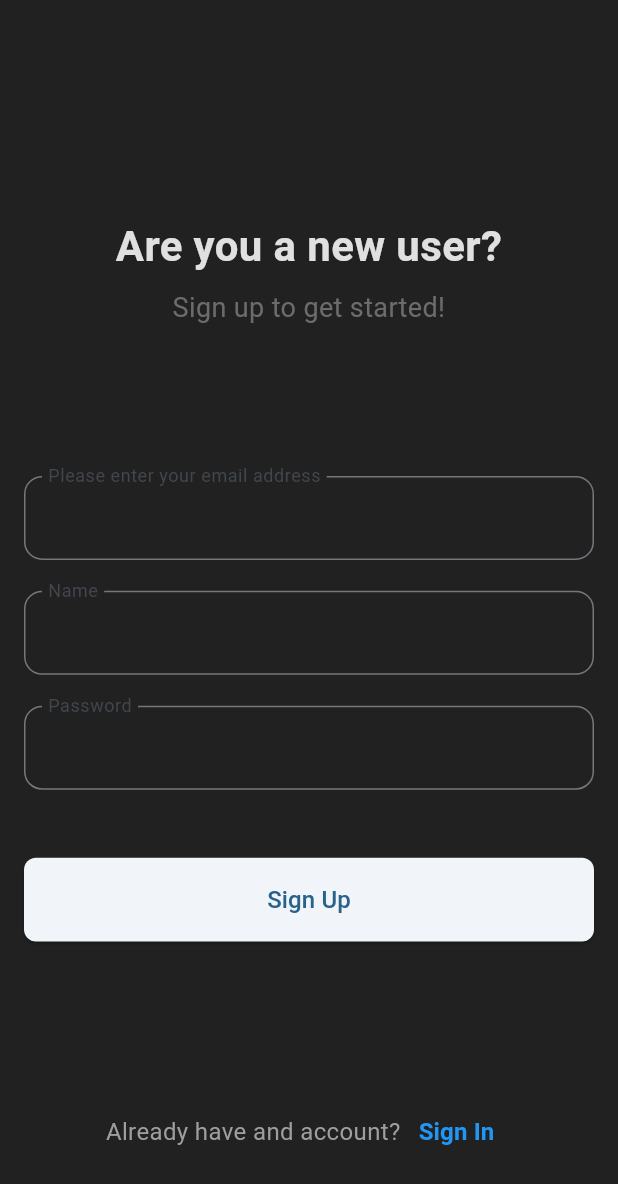
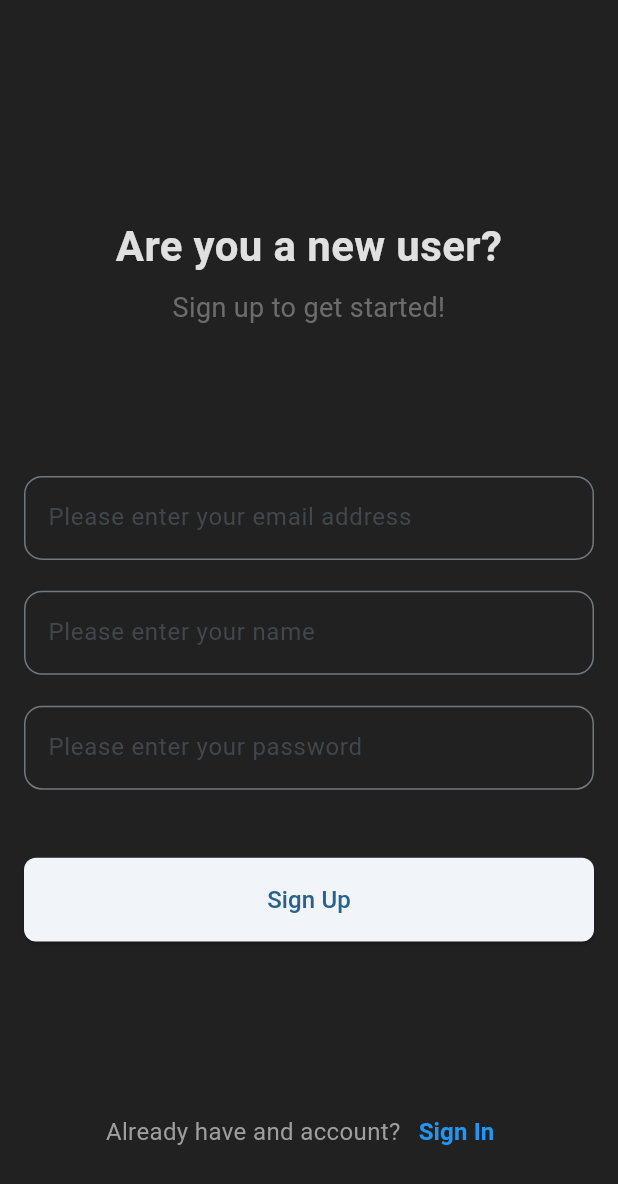
Before and after one commit to melodevv/units_app, a Flutter app: the screen it shows after launch, after a tap on "Sign Up", on a phone screen of 412 x 824 dp. Shown: the top 1184 px of the screen. Run offline on Flutter 3.47's test engine with Material 2 defaults, Android fonts, the phone set to English and light mode, and no system bars; our stand-ins replace tuple; missing offline and left inert: backendless_sdk, shared_preferences_web.

Commit message:
Fix the Backendless DB Creation

```diff
--- a/lib/services/user_service.dart
+++ b/lib/services/user_service.dart
@@ -112,11 +112,10 @@ class UserService with ChangeNotifier {
 
       // Save data to Backendless {TodoEntry} Table
       await Backendless.data
-          .of('TodoEntry')
+          .of('UnitEntry')
           .save(emptyEntry.toJson())
           .onError((error, stackTrace) {
         result = error.toString();
-        return null;
       });
     } catch (e) {
       result = getHumanReadableError(e.toString());
--- a/lib/views/pages/login.dart
+++ b/lib/views/pages/login.dart
@@ -81,7 +81,6 @@ class _LoginPage extends State<LoginPage> {
                     ),
                     SizedBox(height: screenHeight * .12),
                     InputField(
-                      onChanged: (value) {},
                       labelText: 'Email',
                       // errorText: emailError,
                       keyboardType: TextInputType.emailAddress,
@@ -91,12 +90,8 @@ class _LoginPage extends State<LoginPage> {
                     ),
                     SizedBox(height: screenHeight * .025),
                     InputField(
-                      onChanged: (value) {},
-                      onSubmitted: (val) {
-                        userAuthentication.submit((email, password) {});
-                      },
-                      labelText: 'Password',
-                      // errorText: passwordError,
+                      labelText: 'Please enter your password',
+                      errorText: passwordError,
                       obscureText: true,
                       textInputAction: TextInputAction.next,
                       controller: passwordController,
--- a/lib/views/pages/register.dart
+++ b/lib/views/pages/register.dart
@@ -114,31 +114,18 @@ class _RegisterPageState extends State<RegisterPage> {
                     ),
                     SizedBox(height: screenHeight * .025),
                     InputField(
-                      labelText: 'Name',
+                      labelText: 'Please enter your name',
                       keyboardType: TextInputType.text,
                       textInputAction: TextInputAction.next,
-                      // autoFocus: true,
                       controller: nameController,
                     ),
                     SizedBox(height: screenHeight * .025),
                     InputField(
-                      labelText: 'Password',
-                      // errorText: passwordError,
+                      labelText: 'Please enter your password',
                       obscureText: true,
                       textInputAction: TextInputAction.next,
                       controller: passwordController,
                     ),
-                    // SizedBox(height: screenHeight * .025),
-                    // InputField(
-                    //   onSubmitted: (value) {
-                    //     // userAuthentication.submit((email, password) {});
-                    //   },
-                    //   labelText: 'Confirm Password',
-                    //   // errorText: passwordError,
-                    //   obscureText: true,
-                    //   textInputAction: TextInputAction.done,
-                    //   controller: passwordController,
-                    // ),
                     SizedBox(
                       height: screenHeight * .055,
                     ),
--- a/lib/views/widgets/textfield.dart
+++ b/lib/views/widgets/textfield.dart
@@ -2,22 +2,16 @@ import 'package:flutter/material.dart';
 
 class InputField extends StatelessWidget {
   final String? labelText;
-  final Function(String)? onChanged;
-  final Function(String)? onSubmitted;
-  // final String? errorText;
+  final String? errorText;
   final TextInputType? keyboardType;
   final TextInputAction? textInputAction;
-  // final bool autoFocus;
   final bool obscureText;
   final TextEditingController controller;
   const InputField({
     this.labelText,
-    this.onChanged,
-    this.onSubmitted,
-    // this.errorText,
+    this.errorText,
     this.keyboardType,
     this.textInputAction,
-    // this.autoFocus = false,
     this.obscureText = false,
     required this.controller,
     Key? key,
@@ -26,17 +20,14 @@ class InputField extends StatelessWidget {
   @override
   Widget build(BuildContext context) {
     return TextField(
+      autofocus: false,
       controller: controller,
-      // autofocus: autoFocus,
-      onChanged: onChanged,
-      onSubmitted: onSubmitted,
       keyboardType: keyboardType,
       textInputAction: textInputAction,
       obscureText: obscureText,
       decoration: InputDecoration(
         labelText: labelText,
-        // errorText: errorText,
-        floatingLabelBehavior: FloatingLabelBehavior.always,
+        errorText: errorText,
         border: OutlineInputBorder(
           borderRadius: BorderRadius.circular(12),
         ),
```
